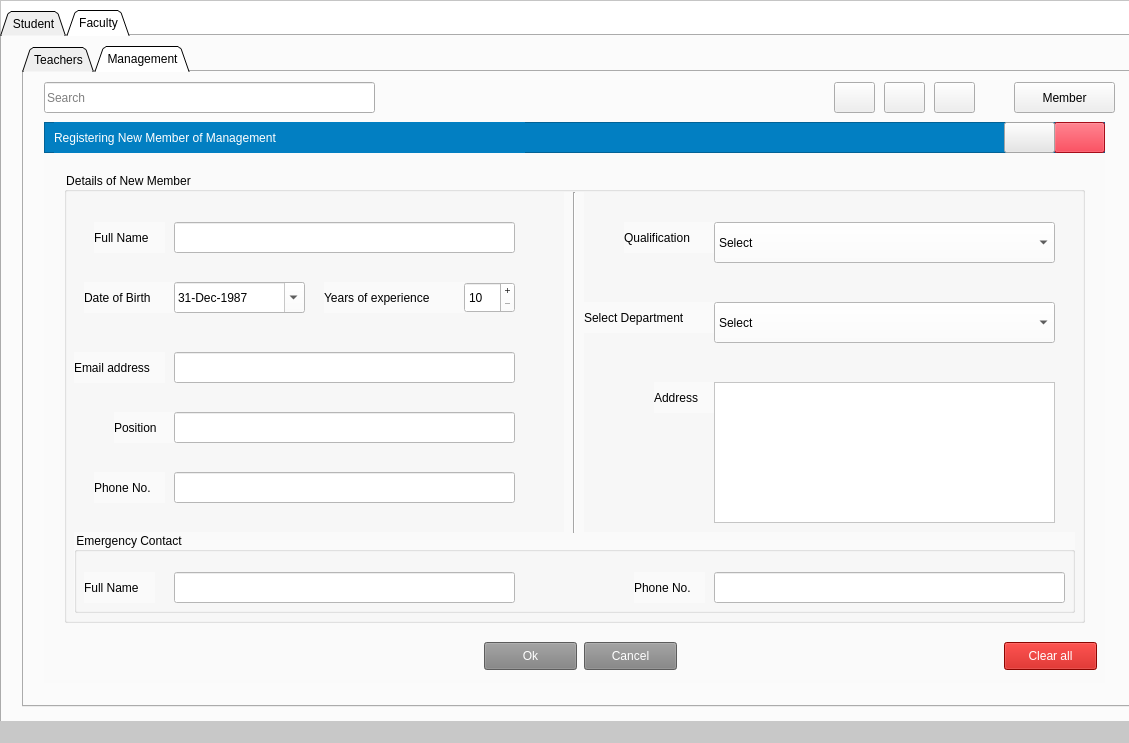
First picture: the form in mainwindow.ui, repository nikitperiwal/University-Management-System, before the edit.
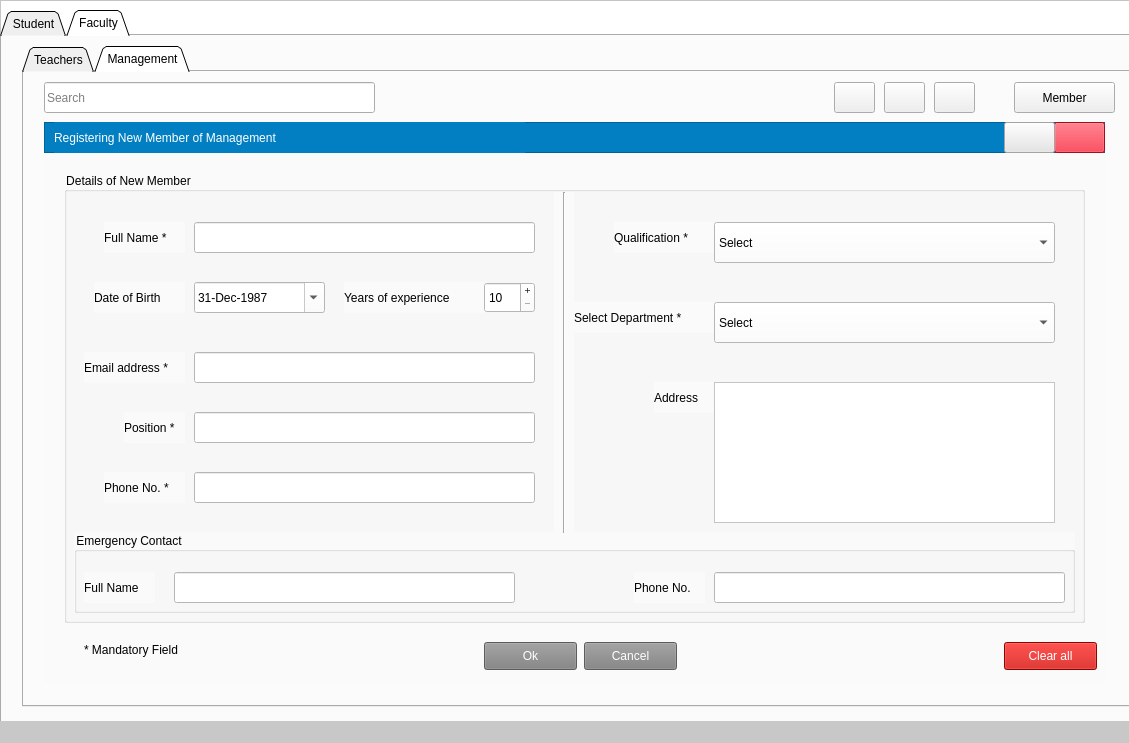
Second picture: the form after the edit. The open tabs and pages were chosen to show the change. Icons and pictures are not drawn.

What changed in the file:
```diff
--- a/mainwindow.ui
+++ b/mainwindow.ui
@@ -3731,7 +3731,7 @@
          <widget class="QLineEdit" name="txtMemberName">
           <property name="geometry">
            <rect>
-            <x>110</x>
+            <x>130</x>
             <y>50</y>
             <width>341</width>
             <height>31</height>
@@ -3756,33 +3756,33 @@
          <widget class="QLabel" name="label_28">
           <property name="geometry">
            <rect>
-            <x>30</x>
+            <x>40</x>
             <y>50</y>
-            <width>71</width>
+            <width>81</width>
             <height>31</height>
            </rect>
           </property>
           <property name="text">
-           <string>Full Name</string>
+           <string>Full Name *</string>
           </property>
          </widget>
          <widget class="QLabel" name="label_29">
           <property name="geometry">
            <rect>
-            <x>560</x>
+            <x>550</x>
             <y>50</y>
-            <width>91</width>
+            <width>101</width>
             <height>31</height>
            </rect>
           </property>
           <property name="text">
-           <string>Qualification</string>
+           <string>Qualification *</string>
           </property>
          </widget>
          <widget class="QLabel" name="label_31">
           <property name="geometry">
            <rect>
-            <x>20</x>
+            <x>30</x>
             <y>110</y>
             <width>91</width>
             <height>31</height>
@@ -3795,7 +3795,7 @@
          <widget class="QDateEdit" name="dateMemberDob">
           <property name="geometry">
            <rect>
-            <x>110</x>
+            <x>130</x>
             <y>110</y>
             <width>131</width>
             <height>31</height>
@@ -3833,7 +3833,7 @@
          <widget class="QLabel" name="label_32">
           <property name="geometry">
            <rect>
-            <x>260</x>
+            <x>280</x>
             <y>110</y>
             <width>141</width>
             <height>31</height>
@@ -3846,9 +3846,9 @@
          <widget class="QLabel" name="label_33">
           <property name="geometry">
            <rect>
-            <x>520</x>
+            <x>510</x>
             <y>130</y>
-            <width>131</width>
+            <width>141</width>
             <height>31</height>
            </rect>
           </property>
@@ -3856,13 +3856,13 @@
            <string notr="true"/>
           </property>
           <property name="text">
-           <string>Select Department</string>
+           <string>Select Department *</string>
           </property>
          </widget>
          <widget class="QLineEdit" name="txtMemberPh">
           <property name="geometry">
            <rect>
-            <x>110</x>
+            <x>130</x>
             <y>300</y>
             <width>341</width>
             <height>31</height>
@@ -3884,20 +3884,20 @@
          <widget class="QLabel" name="label_34">
           <property name="geometry">
            <rect>
-            <x>30</x>
+            <x>40</x>
             <y>300</y>
-            <width>71</width>
+            <width>81</width>
             <height>31</height>
            </rect>
           </property>
           <property name="text">
-           <string>Phone No.</string>
+           <string>Phone No. *</string>
           </property>
          </widget>
          <widget class="QSpinBox" name="sbxMemberExp">
           <property name="geometry">
            <rect>
-            <x>400</x>
+            <x>420</x>
             <y>110</y>
             <width>51</width>
             <height>31</height>
@@ -3922,7 +3922,7 @@
          <widget class="QLineEdit" name="txtMemberEmail">
           <property name="geometry">
            <rect>
-            <x>110</x>
+            <x>130</x>
             <y>180</y>
             <width>341</width>
             <height>31</height>
@@ -3941,33 +3941,33 @@
          <widget class="QLabel" name="label_37">
           <property name="geometry">
            <rect>
-            <x>10</x>
+            <x>20</x>
             <y>180</y>
-            <width>91</width>
+            <width>101</width>
             <height>31</height>
            </rect>
           </property>
           <property name="text">
-           <string>Email address</string>
+           <string>Email address *</string>
           </property>
          </widget>
          <widget class="QLabel" name="label_38">
           <property name="geometry">
            <rect>
-            <x>50</x>
+            <x>60</x>
             <y>240</y>
             <width>61</width>
             <height>31</height>
            </rect>
           </property>
           <property name="text">
-           <string>Position</string>
+           <string>Position *</string>
           </property>
          </widget>
          <widget class="QLineEdit" name="txtMemberPos">
           <property name="geometry">
            <rect>
-            <x>110</x>
+            <x>130</x>
             <y>240</y>
             <width>341</width>
             <height>31</height>
@@ -4274,7 +4274,7 @@
          <widget class="Line" name="line_3">
           <property name="geometry">
            <rect>
-            <x>500</x>
+            <x>490</x>
             <y>20</y>
             <width>20</width>
             <height>341</height>
@@ -4305,6 +4305,52 @@
          <zorder>txtMemberId</zorder>
          <zorder>txtMemberAddress</zorder>
          <zorder>line_3</zorder>
+         <zorder>txtMemberEmail</zorder>
+        </widget>
+        <widget class="QLabel" name="label_45">
+         <property name="geometry">
+          <rect>
+           <x>40</x>
+           <y>520</y>
+           <width>121</width>
+           <height>16</height>
+          </rect>
+         </property>
+         <property name="text">
+          <string>* Mandatory Field</string>
+         </property>
+        </widget>
+        <widget class="QPushButton" name="btnMemberHelp">
+         <property name="geometry">
+          <rect>
+           <x>1010</x>
+           <y>40</y>
+           <width>51</width>
+           <height>41</height>
+          </rect>
+         </property>
+         <property name="toolTip">
+          <string>Open Help</string>
+         </property>
+         <property name="styleSheet">
+          <string notr="true"/>
+         </property>
+         <property name="text">
+          <string/>
+         </property>
+         <property name="icon">
+          <iconset resource="univ_icon.qrc">
+           <normaloff>:/IDK/Resources/helpQM.png</normaloff>:/IDK/Resources/helpQM.png</iconset>
+         </property>
+         <property name="iconSize">
+          <size>
+           <width>40</width>
+           <height>40</height>
+          </size>
+         </property>
+         <property name="flat">
+          <bool>true</bool>
+         </property>
         </widget>
         <zorder>btnMemberAccept</zorder>
         <zorder>btnMemberReject</zorder>
@@ -4382,7 +4428,7 @@
           <x>20</x>
           <y>50</y>
           <width>1061</width>
-          <height>561</height>
+          <height>521</height>
          </rect>
         </property>
         <property name="styleSheet">
@@ -4421,7 +4467,7 @@
         </column>
         <column>
          <property name="text">
-          <string>Email</string>
+          <string>E-mail</string>
          </property>
         </column>
         <column>
@@ -4445,6 +4491,91 @@
          </property>
         </column>
        </widget>
+       <widget class="QFrame" name="frameManagementBottom">
+        <property name="geometry">
+         <rect>
+          <x>20</x>
+          <y>570</y>
+          <width>1061</width>
+          <height>41</height>
+         </rect>
+        </property>
+        <property name="font">
+         <font>
+          <family>MS Shell Dlg 2</family>
+          <pointsize>9</pointsize>
+          <weight>50</weight>
+          <italic>false</italic>
+          <bold>false</bold>
+         </font>
+        </property>
+        <property name="styleSheet">
+         <string notr="true">background-color: rgb(243, 243, 243);
+border-right-color: rgb(0, 0, 0);
+border-left-color: rgb(0, 0, 0);
+border-bottom-color: rgb(0, 0, 0);</string>
+        </property>
+        <property name="frameShape">
+         <enum>QFrame::StyledPanel</enum>
+        </property>
+        <property name="frameShadow">
+         <enum>QFrame::Plain</enum>
+        </property>
+        <widget class="QLabel" name="label_56">
+         <property name="geometry">
+          <rect>
+           <x>820</x>
+           <y>10</y>
+           <width>141</width>
+           <height>21</height>
+          </rect>
+         </property>
+         <property name="text">
+          <string>Management Count</string>
+         </property>
+        </widget>
+        <widget class="QLineEdit" name="txtMemberCount">
+         <property name="geometry">
+          <rect>
+           <x>970</x>
+           <y>10</y>
+           <width>71</width>
+           <height>21</height>
+          </rect>
+         </property>
+         <property name="font">
+          <font>
+           <family>MS Shell Dlg 2</family>
+           <pointsize>9</pointsize>
+           <weight>50</weight>
+           <italic>false</italic>
+           <bold>false</bold>
+          </font>
+         </property>
+         <property name="styleSheet">
+          <string notr="true">background-color: rgb(255, 255, 255);</string>
+         </property>
+         <property name="alignment">
+          <set>Qt::AlignCenter</set>
+         </property>
+         <property name="readOnly">
+          <bool>true</bool>
+         </property>
+        </widget>
+        <widget class="Line" name="line_6">
+         <property name="geometry">
+          <rect>
+           <x>790</x>
+           <y>10</y>
+           <width>20</width>
+           <height>21</height>
+          </rect>
+         </property>
+         <property name="orientation">
+          <enum>Qt::Vertical</enum>
+         </property>
+        </widget>
+       </widget>
        <zorder>btnMemberMaximize</zorder>
        <zorder>btnMemberAdd</zorder>
        <zorder>txtMemberSearch</zorder>
```
Left out of the diff: 945 changed lines with no effect on the pictures.
